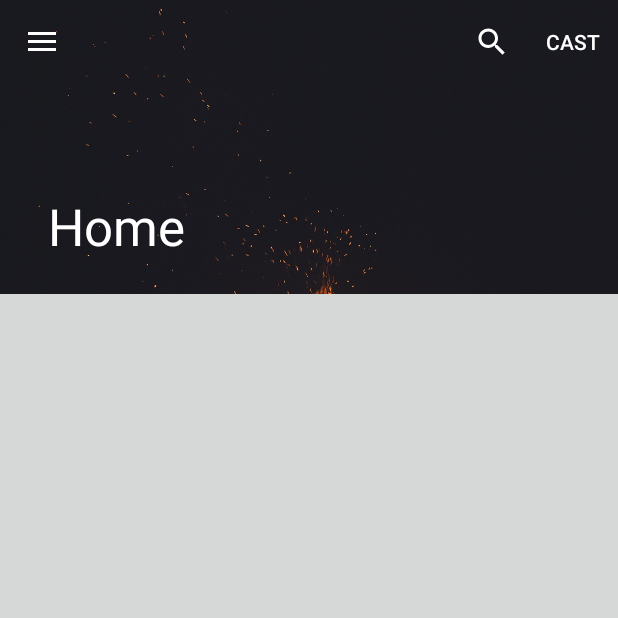
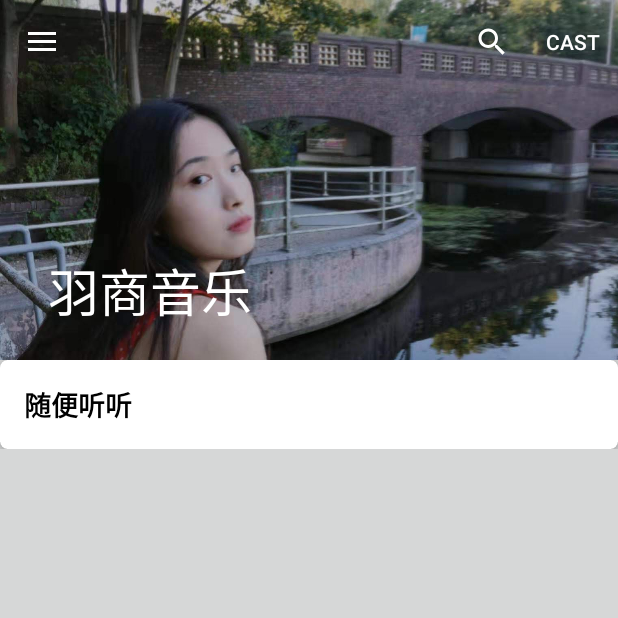
Before and after one commit to juhaodong/YushangMusic, an Android app: the screen it shows after launch (HomeActivity), on a phone screen of 412 x 824 dp, the top half of it. Run offline under Robolectric (Android 15) with nearby library versions, the phone set to English and light mode, and no system bars; our stand-ins replace ButterKnife, navigation-ui; libraries missing offline, so code that uses them is left out: com.elvishew.xlog, com.facebook.drawee, com.pierfrancescosoffritti.androidyoutubeplayer; plain views replace SimpleDraweeView, YouTubePlayerView; pictures from the network do not load; Roboto replaces fonts that are not available here; 7 statements that could not run were skipped.

Commit message:
调整页面

```diff
--- a/app/src/main/java/us/haodongandyushang/yushangmusic/Adapters/SearchResultAdapter.java
+++ b/app/src/main/java/us/haodongandyushang/yushangmusic/Adapters/SearchResultAdapter.java
@@ -4,6 +4,7 @@ import android.view.LayoutInflater;
 import android.view.View;
 import android.view.ViewGroup;
 import android.widget.Button;
+import android.widget.ImageButton;
 import android.widget.TextView;
 
 import androidx.annotation.NonNull;
@@ -33,7 +34,9 @@ public class SearchResultAdapter extends RecyclerView.Adapter<SearchResultAdapte
         TextView description;
 
         @BindView(R.id.play_button)
-        Button button;
+        ImageButton button;
+
+
 
         public SearchResultViewHolder(View v) {
             super(v);
--- a/app/src/main/java/us/haodongandyushang/yushangmusic/HomeActivity.java
+++ b/app/src/main/java/us/haodongandyushang/yushangmusic/HomeActivity.java
@@ -16,6 +16,7 @@ import android.widget.TextView;
 import androidx.annotation.NonNull;
 import androidx.appcompat.app.AppCompatActivity;
 import androidx.appcompat.widget.Toolbar;
+import androidx.cardview.widget.CardView;
 import androidx.core.widget.NestedScrollView;
 import androidx.drawerlayout.widget.DrawerLayout;
 import androidx.navigation.NavController;
@@ -23,7 +24,10 @@ import androidx.navigation.Navigation;
 import androidx.navigation.ui.AppBarConfiguration;
 import androidx.navigation.ui.NavigationUI;
 
+import com.elvishew.xlog.XLog;
 import com.facebook.drawee.view.SimpleDraweeView;
+import com.google.android.material.appbar.AppBarLayout;
+import com.google.android.material.appbar.CollapsingToolbarLayout;
 import com.google.android.material.bottomsheet.BottomSheetBehavior;
 import com.google.android.material.floatingactionbutton.FloatingActionButton;
 import com.google.android.material.navigation.NavigationView;
@@ -84,7 +88,8 @@ public class HomeActivity extends AppCompatActivity implements SearchResultAdapt
 
     BottomSheetBehavior bottomSheetBehavior;
 
-
+    @BindView(R.id.peek_card)
+    CardView peekCard;
     boolean isPlaying = true;
     float total;
 
@@ -100,6 +105,10 @@ public class HomeActivity extends AppCompatActivity implements SearchResultAdapt
 
         Toolbar toolbar = findViewById(R.id.toolbar);
         setSupportActionBar(toolbar);
+        CollapsingToolbarLayout collapsingToolbar = (CollapsingToolbarLayout) findViewById(R.id.toolbar_layout);
+        AppBarLayout.LayoutParams params = (AppBarLayout.LayoutParams) collapsingToolbar.getLayoutParams();
+
+
         FloatingActionButton fab = findViewById(R.id.fab);
 
 //        fab.setOnClickListener(new View.OnClickListener() {
@@ -140,16 +149,41 @@ public class HomeActivity extends AppCompatActivity implements SearchResultAdapt
         bottomSheetBehavior.addBottomSheetCallback(new BottomSheetBehavior.BottomSheetCallback() {
             @Override
             public void onStateChanged(@NonNull View bottomSheet, int newState) {
+                switch (newState) {
+                    case BottomSheetBehavior.STATE_EXPANDED:
+                        params.setScrollFlags(AppBarLayout.LayoutParams.SCROLL_FLAG_SNAP|
+                                AppBarLayout.LayoutParams.SCROLL_FLAG_SCROLL|
+                                AppBarLayout.LayoutParams.SCROLL_FLAG_ENTER_ALWAYS|
+                                AppBarLayout.LayoutParams.SCROLL_FLAG_ENTER_ALWAYS_COLLAPSED
 
+                        ); // list other flags here by |
+                        collapsingToolbar.setLayoutParams(params);
+
+                        break;
+                    case BottomSheetBehavior.STATE_COLLAPSED:
+                        params.setScrollFlags(
+                                AppBarLayout.LayoutParams.SCROLL_FLAG_SCROLL
+                                        | AppBarLayout.LayoutParams.SCROLL_FLAG_SNAP
+                        | AppBarLayout.LayoutParams.SCROLL_FLAG_EXIT_UNTIL_COLLAPSED); // list other flags here by |
+                        collapsingToolbar.setLayoutParams(params);
+
+
+                }
             }
 
             @Override
             public void onSlide(@NonNull View bottomSheet, float slideOffset) {
-
+                if (slideOffset > 0.5) {
+                    peekCard.setVisibility(View.GONE);
+                } else {
+                    peekCard.setVisibility(View.VISIBLE);
+                    peekCard.setAlpha((0.5f - slideOffset) * 2);
+                    XLog.e(Float.toString(peekCard.getAlpha()));
+                }
             }
         });
 
-
+        playingInfo.setVisibility(View.GONE);
         imageButtons = new ArrayList<>();
         imageButtons.add(playButton);
         imageButtons.add(replayButton);
@@ -168,11 +202,11 @@ public class HomeActivity extends AppCompatActivity implements SearchResultAdapt
                 (SearchManager) getSystemService(Context.SEARCH_SERVICE);
         SearchView searchView =
                 (SearchView) menu.findItem(R.id.app_bar_search).getActionView();
+
         if (searchManager != null) {
             searchView.setSearchableInfo(
                     searchManager.getSearchableInfo(getComponentName()));
         }
-        MenuItem search=menu.findItem(R.id.app_bar_search);
 
         searchView.setIconifiedByDefault(true);
         searchView.setOnQueryTextListener(new SearchView.OnQueryTextListener() {
@@ -270,15 +304,13 @@ public class HomeActivity extends AppCompatActivity implements SearchResultAdapt
             public void onStateChange(@NotNull YouTubePlayer youTubePlayer, @NotNull PlayerConstants.PlayerState state) {
                 hideAllButton();
                 switch (state) {
-                    case UNSTARTED:
-                        bottomSheetBehavior.setState(BottomSheetBehavior.STATE_HIDDEN);
-                        break;
                     case PAUSED:
                         playButton.setVisibility(View.VISIBLE);
                         break;
                     case PLAYING:
+                        playingInfo.setVisibility(View.VISIBLE);
+                        bottomSheetBehavior.setState(BottomSheetBehavior.STATE_COLLAPSED);
                         bottomSheetBehavior.setHideable(false);
-                        bottomSheetBehavior.setState(BottomSheetBehavior.STATE_COLLAPSED);
                         pauseButton.setVisibility(View.VISIBLE);
                         break;
                     case ENDED:
@@ -292,9 +324,15 @@ public class HomeActivity extends AppCompatActivity implements SearchResultAdapt
         musicDescription.setText(searchResult.getDescription());
         playingTitle.setText(searchResult.getTitle());
         playingImg.setImageURI(searchResult.getThumbnail().getUrl());
+        channelName.setText(searchResult.getChanneTitle());
+        publishAt.setText(String.format("发布于:%s", searchResult.getPublishedAt().split("T")[0]));
 
 
     }
+    @BindView(R.id.channel_name)
+    TextView channelName;
+    @BindView(R.id.publish_at)
+    TextView publishAt;
 
 
     void hideAllButton() {
--- a/app/src/main/java/us/haodongandyushang/yushangmusic/ui/home/HomeFragment.java
+++ b/app/src/main/java/us/haodongandyushang/yushangmusic/ui/home/HomeFragment.java
@@ -4,11 +4,12 @@ import android.os.Bundle;
 import android.view.LayoutInflater;
 import android.view.View;
 import android.view.ViewGroup;
-import android.widget.Button;
-import android.widget.EditText;
+import android.widget.TextView;
 
 import androidx.annotation.NonNull;
 import androidx.annotation.Nullable;
+import androidx.appcompat.widget.Toolbar;
+import androidx.cardview.widget.CardView;
 import androidx.fragment.app.Fragment;
 import androidx.lifecycle.ViewModelProviders;
 import androidx.recyclerview.widget.LinearLayoutManager;
@@ -16,13 +17,6 @@ import androidx.recyclerview.widget.RecyclerView;
 
 import com.google.gson.JsonObject;
 import com.google.gson.JsonParser;
-import com.pierfrancescosoffritti.androidyoutubeplayer.core.player.YouTubePlayer;
-import com.pierfrancescosoffritti.androidyoutubeplayer.core.player.listeners.AbstractYouTubePlayerListener;
-import com.pierfrancescosoffritti.androidyoutubeplayer.core.player.listeners.YouTubePlayerCallback;
-import com.pierfrancescosoffritti.androidyoutubeplayer.core.player.listeners.YouTubePlayerListener;
-import com.pierfrancescosoffritti.androidyoutubeplayer.core.player.views.YouTubePlayerView;
-
-import org.jetbrains.annotations.NotNull;
 
 import java.util.HashMap;
 import java.util.Objects;
@@ -31,39 +25,49 @@ import butterknife.BindView;
 import butterknife.ButterKnife;
 import us.haodongandyushang.yushangmusic.Adapters.SearchResultAdapter;
 import us.haodongandyushang.yushangmusic.HomeActivity;
-import us.haodongandyushang.yushangmusic.Models.SearchResult;
 import us.haodongandyushang.yushangmusic.R;
 import us.haodongandyushang.yushangmusic.utils.IKRequest;
 import us.haodongandyushang.yushangmusic.utils.NetworkUtils;
 import us.haodongandyushang.yushangmusic.utils.RequestType;
 
-public class HomeFragment extends Fragment  {
+public class HomeFragment extends Fragment {
 
     private HomeViewModel homeViewModel;
 
-    @BindView(R.id.searchQuery)
-    EditText searchQuery;
 
-
-
-    @BindView(R.id.search_button)
-    Button search;
+    @BindView(R.id.random_card)
+    CardView randomCard;
 
     @BindView(R.id.search_result)
     RecyclerView recyclerView;
 
+    @BindView(R.id.title_text)
+    TextView titleText;
 
+    private SearchResultAdapter resultAdapter = new SearchResultAdapter();
 
-    private SearchResultAdapter resultAdapter=new SearchResultAdapter();
+    @Override
+    public void onStart() {
+        Toolbar toolbar = Objects.requireNonNull(getActivity()).findViewById(R.id.toolbar);
+        String queryText;
+        if (getArguments() != null) {
+            queryText = getArguments().getString("query");
+            queryForResults(queryText);
 
+            titleText.setText(String.format(getActivity().getString(R.string.searchResult), queryText));
+
+        } else {
+            toolbar.setTitle(R.string.nav_header_title);
+            queryText = "music";
+            titleText.setText(R.string.listen_random);
+            queryForResults(queryText);
+        }
+
+        super.onStart();
+    }
 
     @Override
     public void onViewCreated(@NonNull View view, @Nullable Bundle savedInstanceState) {
-
-        if(getArguments()!=null){
-            queryForResults(getArguments().getString("query"));
-        }
-
 
 
         //queryForResults(getArguments() != null ? getArguments().getString("query") : null);
@@ -79,18 +83,15 @@ public class HomeFragment extends Fragment  {
 
         View root = inflater.inflate(R.layout.fragment_home, container, false);
 
-
         ButterKnife.bind(this, root);
 
         recyclerView.setLayoutManager(new LinearLayoutManager(getActivity()));
-        resultAdapter.activity=(HomeActivity)getActivity();
+        resultAdapter.activity = (HomeActivity) getActivity();
         recyclerView.setAdapter(resultAdapter);
 
 
         return root;
     }
-
-
 
 
     public void queryForResults(String query) {
@@ -100,14 +101,14 @@ public class HomeFragment extends Fragment  {
         params.put("part", "snippet");
         params.put("order", "relevance");
         params.put("type", "video");
-        params.put("maxResults","15");
-        params.put("key", "AIzaSyAUTTqf3U41RnP890AbWmJ1MjYMznarjCo");
+        params.put("maxResults", "15");
+        params.put("key", "AIzaSyBTnMr6f4E3nYmKkdsULTBFdhwJdRlGt6g");
         IKRequest i = new IKRequest().url("https://www.googleapis.com/youtube/v3/search").data(params).method(RequestType.GET)
                 .callback((result -> {
 
-                    JsonObject jsonObject=new JsonParser().parse(result).getAsJsonObject();
-                    resultAdapter.results= jsonObject.getAsJsonArray("items");
-                    Objects.requireNonNull(getActivity()).runOnUiThread(()->{
+                    JsonObject jsonObject = new JsonParser().parse(result).getAsJsonObject();
+                    resultAdapter.results = jsonObject.getAsJsonArray("items");
+                    Objects.requireNonNull(getActivity()).runOnUiThread(() -> {
                         resultAdapter.notifyDataSetChanged();
                     });
 
@@ -117,5 +118,4 @@ public class HomeFragment extends Fragment  {
     }
 
 
-
 }
--- a/app/src/main/java/us/haodongandyushang/yushangmusic/ui/home/HomeViewModel.java
+++ b/app/src/main/java/us/haodongandyushang/yushangmusic/ui/home/HomeViewModel.java
@@ -6,14 +6,5 @@ import androidx.lifecycle.ViewModel;
 
 public class HomeViewModel extends ViewModel {
 
-    private MutableLiveData<String> mText;
 
-    public HomeViewModel() {
-        mText = new MutableLiveData<>();
-        mText.setValue("This is home fragment");
-    }
-
-    public LiveData<String> getText() {
-        return mText;
-    }
 }
--- a/app/src/main/java/us/haodongandyushang/yushangmusic/utils/IKRequest.java
+++ b/app/src/main/java/us/haodongandyushang/yushangmusic/utils/IKRequest.java
@@ -95,7 +95,7 @@ public class IKRequest {
         if (response.code() == 200) {
             String result = response.body().string();
             if(withDebug){
-                XLog.e("网络请求:" + System.lineSeparator() + "URL:" + GlobalParams.BASE_URL + this.URL + System.lineSeparator() + "data:" + IKRequest.getData(this.params) + System.lineSeparator() + "请求结果:" + System.lineSeparator() + result);
+                XLog.e("网络请求:" + System.lineSeparator() + "URL:" + this.URL + System.lineSeparator() + "data:" + IKRequest.getData(this.params) + System.lineSeparator() + "请求结果:" + System.lineSeparator() + result);
 
             }
 
@@ -103,7 +103,7 @@ public class IKRequest {
         } else {
             // SweetAlert.showErrorWithInfo("网络请求错误:" + response.code());
             if(withDebug){
-                XLog.e("网络请求错误:" + System.lineSeparator() + "URL:" + GlobalParams.BASE_URL + this.URL + System.lineSeparator() + "data:" + IKRequest.getData(this.params) + System.lineSeparator() + "请求结果:" + System.lineSeparator() + response.code());
+                XLog.e("网络请求错误:" + System.lineSeparator() + "URL:" +  this.URL + System.lineSeparator() + "data:" + IKRequest.getData(this.params) + System.lineSeparator() + "请求结果:" + System.lineSeparator() + response.code());
 
             }
 
--- a/app/src/main/res/layout/app_bar_home.xml
+++ b/app/src/main/res/layout/app_bar_home.xml
@@ -10,7 +10,7 @@
     <com.google.android.material.appbar.AppBarLayout
         android:id="@+id/app_bar"
         android:layout_width="match_parent"
-        android:layout_height="196dp"
+        android:layout_height="240dp"
         android:fitsSystemWindows="true"
         android:theme="@style/AppTheme.AppBarOverlay">
 
@@ -29,7 +29,7 @@
                 android:scaleType="centerCrop"
                 app:layout_collapseMode="parallax"
                 app:layout_collapseParallaxMultiplier="0.5"
-                app:srcCompat="@drawable/banner"
+                app:srcCompat="@drawable/cover"
                 />
 
             <androidx.appcompat.widget.Toolbar
@@ -88,6 +88,7 @@
                 android:layout_height="72dp"
                 app:cardBackgroundColor="@color/charge_color"
                 app:cardCornerRadius="0dp"
+                android:id="@+id/peek_card"
                 app:cardElevation="10dp">
 
                 <LinearLayout
--- a/app/src/main/res/layout/fragment_home.xml
+++ b/app/src/main/res/layout/fragment_home.xml
@@ -24,12 +24,12 @@
             android:orientation="vertical">
 
             <androidx.cardview.widget.CardView
-                android:id="@+id/cardView"
+                android:id="@+id/random_card"
                 android:layout_width="match_parent"
                 android:layout_height="wrap_content"
+                android:visibility="visible"
                 app:cardCornerRadius="5dp"
                 app:cardElevation="5dp"
-                android:visibility="gone"
                 app:contentPadding="16dp">
 
                 <LinearLayout
@@ -37,24 +37,16 @@
                     android:layout_height="match_parent"
                     android:orientation="horizontal">
 
-                    <EditText
-                        android:id="@+id/searchQuery"
-                        android:layout_width="0dp"
+                    <TextView
+                        android:id="@+id/title_text"
+                        android:layout_width="wrap_content"
                         android:layout_height="wrap_content"
                         android:layout_weight="1"
-                        android:hint="请输入您感兴趣"
-                        android:inputType="textPersonName" />
-
-                    <Button
-                        android:id="@+id/search_button"
-                        android:layout_width="wrap_content"
-
-                        android:layout_height="match_parent"
-                        android:background="@drawable/md_btn_shape"
-                        android:backgroundTint="@color/design_default_color_primary_dark"
-                        android:text="搜索"
-                        android:textColor="@color/charge_color" />
-
+                        android:fontFamily="sans-serif-black"
+                        android:text="随便听听"
+                        android:textAppearance="@style/TextAppearance.AppCompat.Body1"
+                        android:textColor="@color/design_default_color_on_secondary"
+                        android:textSize="18sp" />
                 </LinearLayout>
 
             </androidx.cardview.widget.CardView>
--- a/app/src/main/res/layout/search_header.xml
+++ b/app/src/main/res/layout/search_header.xml
@@ -6,7 +6,7 @@
     android:orientation="vertical">
 
     <androidx.cardview.widget.CardView
-        android:id="@+id/cardView"
+        android:id="@+id/random_card"
         android:layout_width="match_parent"
         android:layout_height="match_parent"
         app:cardCornerRadius="5dp"
--- a/app/src/main/res/values/colors.xml
+++ b/app/src/main/res/values/colors.xml
@@ -1,10 +1,11 @@
 <?xml version="1.0" encoding="utf-8"?>
 <resources>
-    <color name="colorPrimary">#3F51B5</color>
-    <color name="colorPrimaryDark">#1A237E</color>
-    <color name="colorAccent">#536DFE</color>
+    <color name="colorPrimary">#4caf50</color>
+    <color name="colorPrimaryDark">#2e7d32</color>
+    <color name="colorAccent">#69f0ae</color>
     <color name="black">#7B000000</color>
     <color name="white">#FFFFFF</color>
-    <color name="theme_dark">#212121</color>
+    <color name="theme_dark">#263238</color>
     <color name="charge_color">#FFFFFF</color>
+    <color name="surface_color">#FFC107</color>
 </resources>
--- a/app/src/main/res/values/strings.xml
+++ b/app/src/main/res/values/strings.xml
@@ -1,18 +1,20 @@
 <resources>
     <string name="app_name">羽商音乐</string>
-    <string name="title_activity_home">Yushang Music</string>
+    <string name="title_activity_home">羽商音乐</string>
     <string name="navigation_drawer_open">Open navigation drawer</string>
     <string name="navigation_drawer_close">Close navigation drawer</string>
-    <string name="nav_header_title">Yushang Music</string>
+    <string name="nav_header_title">羽商音乐</string>
     <string name="nav_header_subtitle">Made by Love and Haodong</string>
     <string name="nav_header_desc">Navigation header</string>
     <string name="action_settings">Settings</string>
 
-    <string name="menu_home">Home</string>
+    <string name="menu_home">首页</string>
     <string name="menu_gallery">我的收藏</string>
     <string name="menu_slideshow">Slideshow</string>
     <string name="menu_tools">Tools</string>
     <string name="menu_share">Share</string>
     <string name="menu_send">Send</string>
     <string name="playing">正在播放</string>
+    <string name="searchResult">搜索结果:%s</string>
+    <string name="listen_random">随便听听</string>
 </resources>
```
Also changed, not shown: app/src/main/res/layout/item_search_result.xml (+10 -19 lines), app/src/main/res/layout/music_detail.xml (+83 -2 lines), app/src/main/res/drawable-v24/cover.jpg (added).
